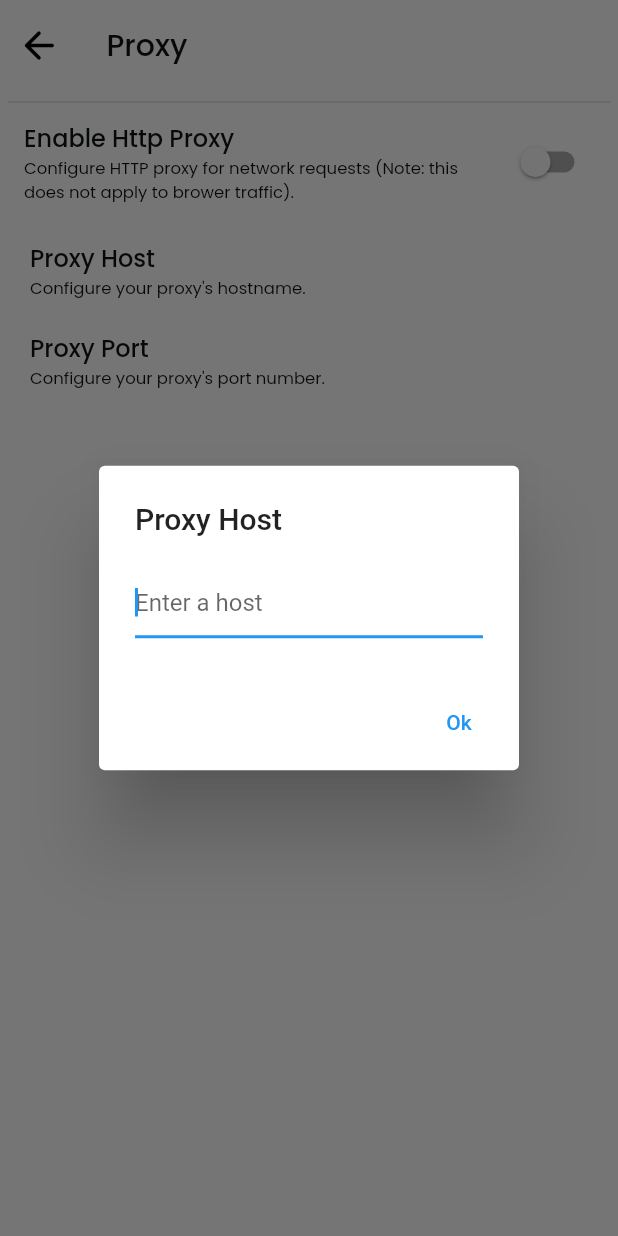
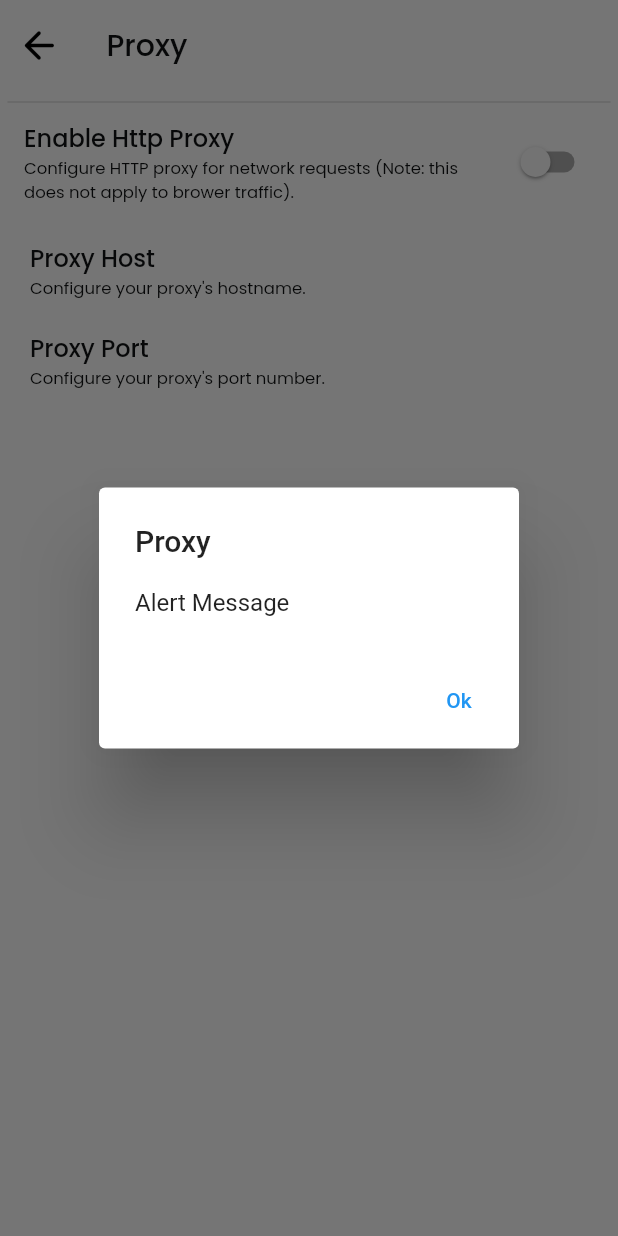
Before and after one commit to pankaj-sharma-hawk/ff-twitter, a Flutter app: the ProxyPageWidget screen opened directly, after a tap on "Proxy Host", on a phone screen of 412 x 824 dp. Run offline on Flutter 3.47's test engine with Material 2 defaults, Android fonts, the phone set to English and light mode, and no system bars; our stand-ins replace auto_size_text, built_collection, built_value, cached_network_image, cloud_firestore, easy_debounce and 17 more; missing offline and left inert: algolia, json_path, mime_type; accounts and stored records are empty.

Commit message:
Updating to latest FlutterFlow output.

```diff
--- a/lib/proxy_page/proxy_page_widget.dart
+++ b/lib/proxy_page/proxy_page_widget.dart
@@ -122,11 +122,8 @@ class _ProxyPageWidgetState extends State<ProxyPageWidget> {
                       context: context,
                       builder: (alertDialogContext) {
                         return AlertDialog(
-                          title: Text('Proxy Host'),
-                          content: TextField(
-                            autofocus: true,
-                            decoration: InputDecoration(hintText: "Enter a host"),
-                          ),
+                          title: Text('Proxy'),
+                          content: Text('Alert Message'),
                           actions: [
                             TextButton(
                               onPressed: () =>
```
